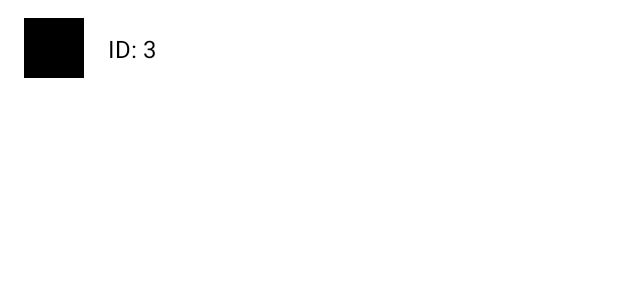
After one commit to scumwd/Kotlin, an Android app: the layout item_user.xml on its own in the app's theme, with its tools: preview values and no code run, on a phone screen of 412 x 824 dp. The commit adds this screen. Shown: the top 300 px of the screen. Run offline under Robolectric (Android 15) with nearby library versions, the light colour scheme and no system bars.

Commit message:
Completing homework for 1.11

```diff
--- a/app/src/main/AndroidManifest.xml
+++ b/app/src/main/AndroidManifest.xml
@@ -1,6 +1,8 @@
 <?xml version="1.0" encoding="utf-8"?>
 <manifest xmlns:android="http://schemas.android.com/apk/res/android"
     package="com.example.firsapp">
+
+    <uses-permission android:name="android.permission.INTERNET"/>
 
     <application
         android:allowBackup="true"
@@ -9,6 +11,10 @@
         android:roundIcon="@mipmap/ic_launcher_round"
         android:supportsRtl="true"
         android:theme="@style/Theme.FirsApp">
+        <activity
+            android:name=".SecondActivity"
+            android:parentActivityName=".MainActivity"
+            android:exported="true" />
         <activity
             android:name=".MainActivity"
             android:exported="true">
--- /dev/null
+++ b/app/src/main/res/layout/item_user.xml
@@ -0,0 +1,34 @@
+<?xml version="1.0" encoding="utf-8"?>
+<androidx.constraintlayout.widget.ConstraintLayout xmlns:android="http://schemas.android.com/apk/res/android"
+    xmlns:app="http://schemas.android.com/apk/res-auto"
+    android:layout_width="match_parent"
+    android:layout_height="wrap_content"
+    android:paddingHorizontal="16dp"
+    android:paddingVertical="12dp"
+    android:background="?selectableItemBackground"
+    xmlns:tools="http://schemas.android.com/tools">
+
+
+    <ImageView
+        android:id="@+id/iv_photo"
+        android:layout_width="40dp"
+        android:layout_height="40dp"
+        app:layout_constraintBottom_toBottomOf="parent"
+        app:layout_constraintStart_toStartOf="parent"
+        app:layout_constraintTop_toTopOf="parent"
+        android:src="@color/black"/>
+
+    <TextView
+        android:id="@+id/tv_id"
+        android:layout_width="0dp"
+        android:layout_height="wrap_content"
+        android:textColor="@color/black"
+        android:textSize="16sp"
+        android:layout_marginStart="16dp"
+        app:layout_constraintBottom_toBottomOf="parent"
+        app:layout_constraintEnd_toEndOf="parent"
+        app:layout_constraintStart_toEndOf="@id/iv_photo"
+        app:layout_constraintTop_toTopOf="parent"
+        tools:text="ID: 3" />
+
+</androidx.constraintlayout.widget.ConstraintLayout>
--- a/build.gradle
+++ b/build.gradle
@@ -6,7 +6,7 @@ buildscript {
     }
     dependencies {
         classpath "com.android.tools.build:gradle:7.0.2"
-        classpath "org.jetbrains.kotlin:kotlin-gradle-plugin:1.5.30"
+        classpath 'org.jetbrains.kotlin:kotlin-gradle-plugin:1.5.31'
 
         // NOTE: Do not place your application dependencies here; they belong
         // in the individual module build.gradle files
```
Also changed, not shown: app/build.gradle (+7 -0 lines), app/src/main/java/com/example/firsapp/MainActivity.kt (+24 -1 lines), app/src/main/java/com/example/firsapp/SecondActivity.kt (added, +29 -0 lines), app/src/main/java/com/example/firsapp/User.kt (added, +8 -0 lines), app/src/main/java/com/example/firsapp/UserAdapter.kt (added, +23 -0 lines), app/src/main/java/com/example/firsapp/UserHolder.kt (added, +42 -0 lines), app/src/main/java/com/example/firsapp/UserRepository.kt (added, +24 -0 lines), app/src/main/res/layout/activity_main.xml (+10 -7 lines), app/src/main/res/layout/activity_second.xml (added, +62 -0 lines).
